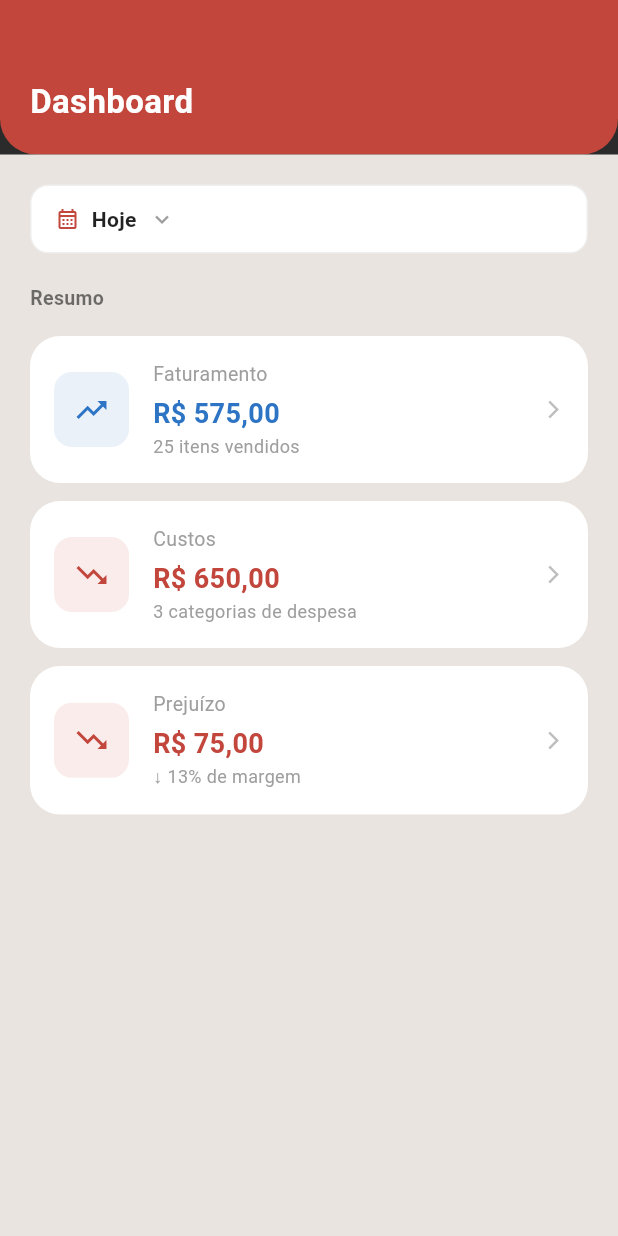
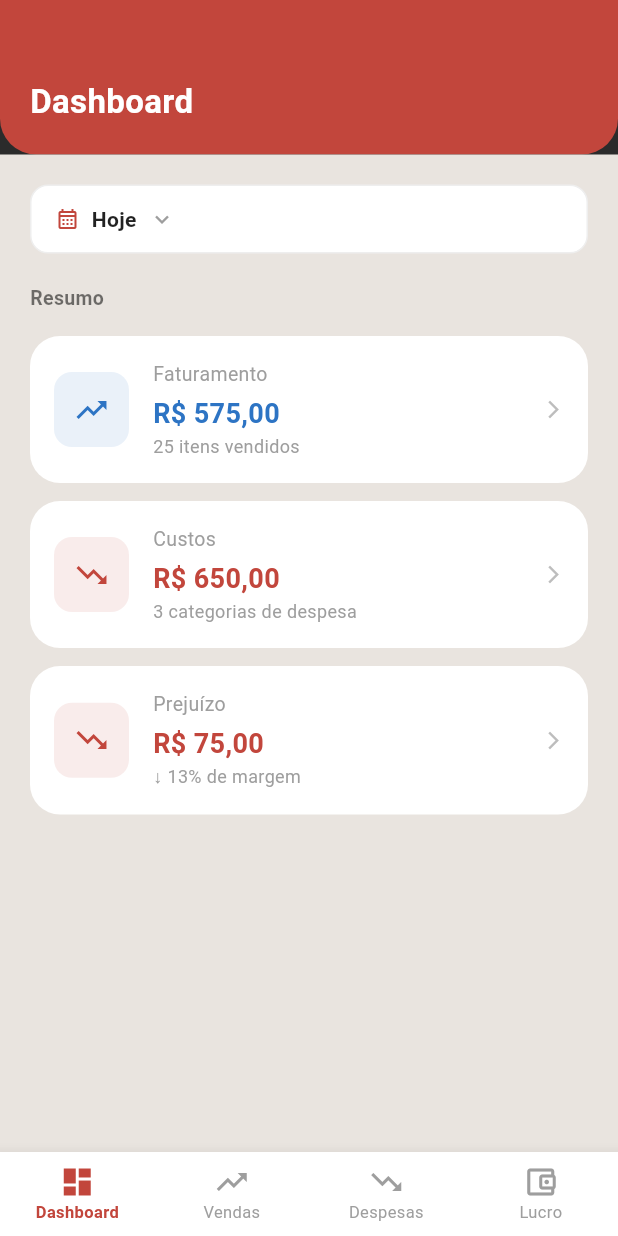
Before and after one commit to jlucasveloso/nape---gastronomic-administrative-, a Flutter app: the screen it shows after launch, after a tap on "Entrar", on a phone screen of 412 x 824 dp. Run offline on Flutter 3.47's test engine with Material 3 defaults, Android fonts, the phone set to English and light mode, and no system bars; Roboto replaces fonts that are missing (Arial).

Commit message:
adicao da navegacao nos cards

```diff
--- a/lib/main.dart
+++ b/lib/main.dart
@@ -1,5 +1,5 @@
 import 'package:flutter/material.dart';
-import 'package:proj_nape/features/dashboard/ui/dashboard_screen.dart';
+import 'package:proj_nape/main_screen.dart';
 
 void main() {
   runApp(const MyApp());
@@ -62,10 +62,10 @@ class LoginScreen extends StatelessWidget {
                   ),
                 ),
                 onPressed: () {
-                  Navigator.push(
+                  Navigator.pushReplacement(
                     context,
                     MaterialPageRoute(
-                      builder: (_) => const DashboardScreen(),
+                      builder: (_) => const MainScreen(),
                     ),
                   );
                 },
--- /dev/null
+++ b/lib/main_screen.dart
@@ -0,0 +1,68 @@
+import 'package:flutter/material.dart';
+import 'package:proj_nape/features/dashboard/ui/dashboard_screen.dart';
+import 'package:proj_nape/features/dashboard/ui/faturamento_screen.dart';
+import 'package:proj_nape/features/dashboard/ui/despesas_screen.dart';
+import 'package:proj_nape/features/dashboard/ui/lucro_screen.dart';
+
+class MainScreen extends StatefulWidget {
+  const MainScreen({super.key});
+
+  @override
+  State<MainScreen> createState() => _MainScreenState();
+}
+
+class _MainScreenState extends State<MainScreen> {
+  int _indiceAtivo = 0;
+
+  final List<Widget> _telas = const [
+    DashboardScreen(),
+    FaturamentoScreen(),
+    DespesasScreen(),
+    LucroScreen(),
+  ];
+
+  @override
+  Widget build(BuildContext context) {
+    return Scaffold(
+      body: _telas[_indiceAtivo],
+      bottomNavigationBar: BottomNavigationBar(
+        currentIndex: _indiceAtivo,
+        onTap: (indice) => setState(() => _indiceAtivo = indice),
+        type: BottomNavigationBarType.fixed,
+        selectedItemColor: const Color(0xFFC2463C),
+        unselectedItemColor: Colors.grey,
+        backgroundColor: Colors.white,
+        elevation: 8,
+        selectedLabelStyle: const TextStyle(
+          fontSize: 11,
+          fontWeight: FontWeight.w600,
+        ),
+        unselectedLabelStyle: const TextStyle(
+          fontSize: 11,
+        ),
+        items: const [
+          BottomNavigationBarItem(
+            icon: Icon(Icons.dashboard_outlined),
+            activeIcon: Icon(Icons.dashboard),
+            label: 'Dashboard',
+          ),
+          BottomNavigationBarItem(
+            icon: Icon(Icons.trending_up_outlined),
+            activeIcon: Icon(Icons.trending_up),
+            label: 'Vendas',
+          ),
+          BottomNavigationBarItem(
+            icon: Icon(Icons.trending_down_outlined),
+            activeIcon: Icon(Icons.trending_down),
+            label: 'Despesas',
+          ),
+          BottomNavigationBarItem(
+            icon: Icon(Icons.account_balance_wallet_outlined),
+            activeIcon: Icon(Icons.account_balance_wallet),
+            label: 'Lucro',
+          ),
+        ],
+      ),
+    );
+  }
+}
```
Also changed, not shown: lib/features/dashboard/ui/dashboard_screen.dart (+22 -3 lines), lib/features/dashboard/ui/despesas_screen.dart (+42 -0 lines), lib/features/dashboard/ui/lucro_screen.dart (+42 -0 lines).
